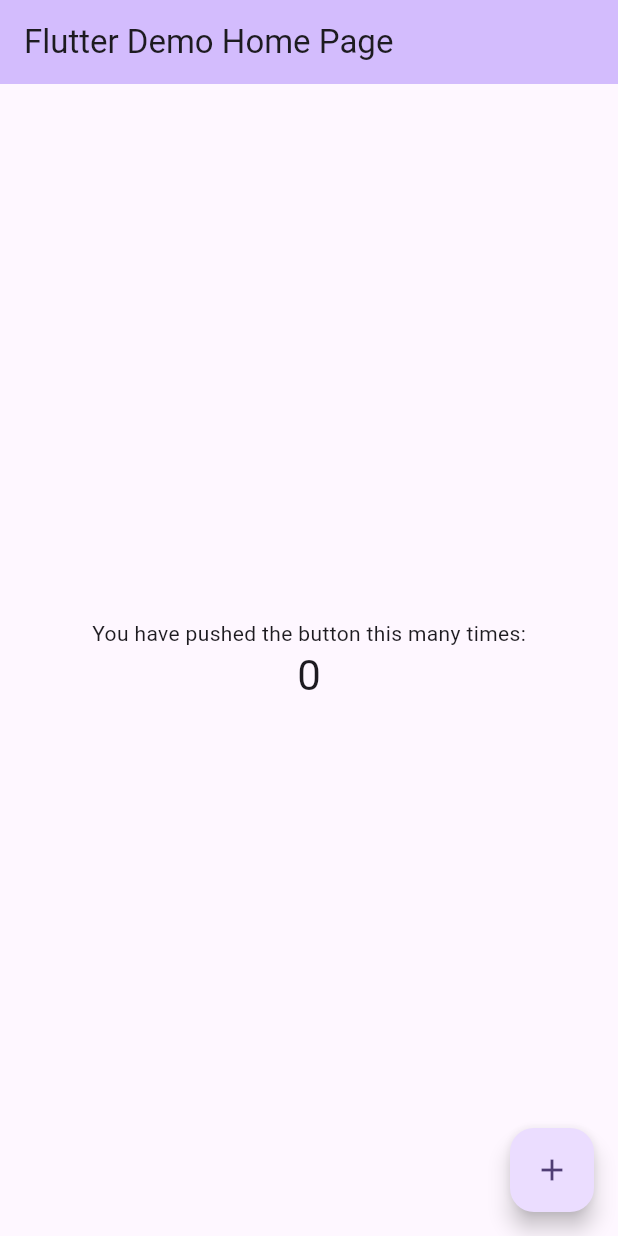
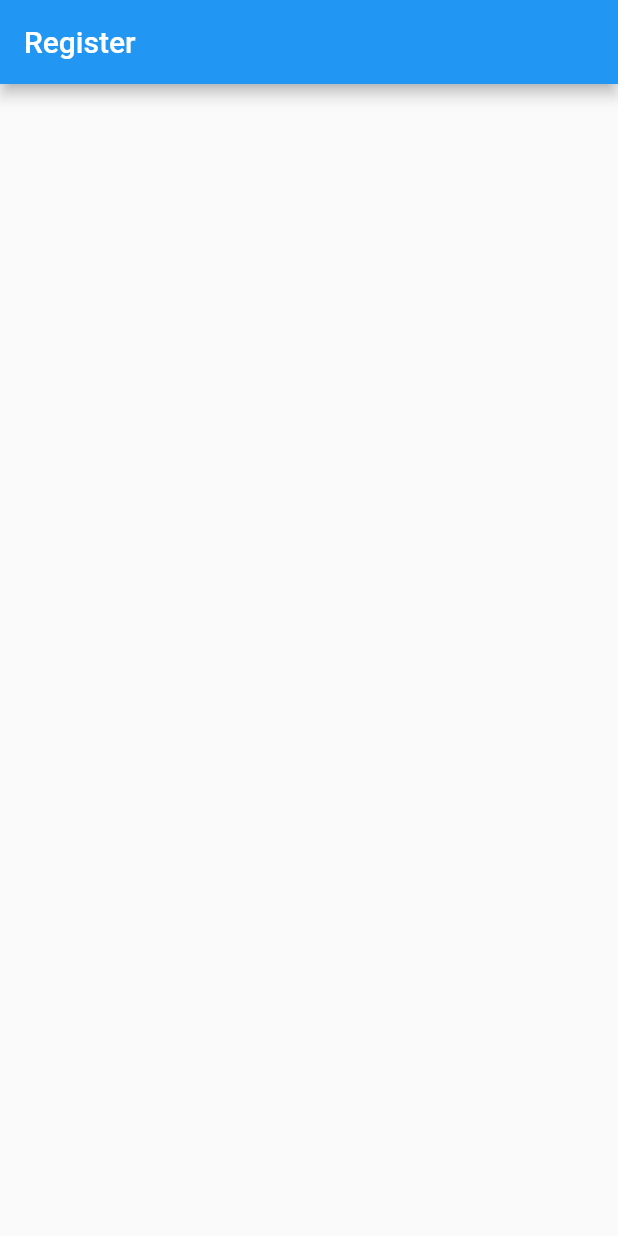
Before and after one commit to H-SM/The-Flutter-Hub, a Flutter app: the screen it shows after launch, on a phone screen of 412 x 824 dp. Run offline on Flutter 3.47's test engine with Material 2 defaults, Android fonts, the phone set to English and light mode, and no system bars; our stand-ins replace firebase_core; accounts and stored records are empty.

Commit message:
12 - Basic Registeration Page

```diff
--- a/inotes/lib/main.dart
+++ b/inotes/lib/main.dart
@@ -1,125 +1,68 @@
 import 'package:flutter/material.dart';
 
 void main() {
-  runApp(const MyApp());
+  runApp(MaterialApp(
+      title: 'Flutter Demo',
+      theme: ThemeData(
+        primarySwatch: Colors.blue,
+      ),
+      home: const HomePage(),
+    ));
 }
 
-class MyApp extends StatelessWidget {
-  const MyApp({super.key});
+class HomePage extends StatelessWidget {
+  const HomePage({super.key});
 
-  // This widget is the root of your application.
   @override
   Widget build(BuildContext context) {
-    return MaterialApp(
-      title: 'Flutter Demo',
-      theme: ThemeData(
-        // This is the theme of your application.
-        //
-        // TRY THIS: Try running your application with "flutter run". You'll see
-        // the application has a blue toolbar. Then, without quitting the app,
-        // try changing the seedColor in the colorScheme below to Colors.green
-        // and then invoke "hot reload" (save your changes or press the "hot
-        // reload" button in a Flutter-supported IDE, or press "r" if you used
-        // the command line to start the app).
-        //
-        // Notice that the counter didn't reset back to zero; the application
-        // state is not lost during the reload. To reset the state, use hot
-        // restart instead.
-        //
-        // This works for code too, not just values: Most code changes can be
-        // tested with just a hot reload.
-        colorScheme: ColorScheme.fromSeed(seedColor: Colors.deepPurple),
-        useMaterial3: true,
-      ),
-      home: const MyHomePage(title: 'Flutter Demo Home Page'),
+    // return Container(color: Colors.orange.shade300);
+    return Scaffold(
+      appBar: AppBar(
+        title: const Text('Register')
+        ),
     );
   }
 }
 
-class MyHomePage extends StatefulWidget {
-  const MyHomePage({super.key, required this.title});
 
-  // This widget is the home page of your application. It is stateful, meaning
-  // that it has a State object (defined below) that contains fields that affect
-  // how it looks.
+/// Flutter code sample for [Scaffold].
 
-  // This class is the configuration for the state. It holds the values (in this
-  // case the title) provided by the parent (in this case the App widget) and
-  // used by the build method of the State. Fields in a Widget subclass are
-  // always marked "final".
+// void main() => runApp(const ScaffoldExampleApp());
 
-  final String title;
+// class ScaffoldExampleApp extends StatelessWidget {
+//   const ScaffoldExampleApp({super.key});
 
-  @override
-  State<MyHomePage> createState() => _MyHomePageState();
-}
+//   @override
+//   Widget build(BuildContext context) {
+//     return const MaterialApp(
+//       home: ScaffoldExample(),
+//     );
+//   }
+// }
 
-class _MyHomePageState extends State<MyHomePage> {
-  int _counter = 0;
+// class ScaffoldExample extends StatefulWidget {
+//   const ScaffoldExample({super.key});
 
-  void _incrementCounter() {
-    setState(() {
-      // This call to setState tells the Flutter framework that something has
-      // changed in this State, which causes it to rerun the build method below
-      // so that the display can reflect the updated values. If we changed
-      // _counter without calling setState(), then the build method would not be
-      // called again, and so nothing would appear to happen.
-      _counter++;
-    });
-  }
+//   @override
+//   State<ScaffoldExample> createState() => _ScaffoldExampleState();
+// }
 
-  @override
-  Widget build(BuildContext context) {
-    // This method is rerun every time setState is called, for instance as done
-    // by the _incrementCounter method above.
-    //
-    // The Flutter framework has been optimized to make rerunning build methods
-    // fast, so that you can just rebuild anything that needs updating rather
-    // than having to individually change instances of widgets.
-    return Scaffold(
-      appBar: AppBar(
-        // TRY THIS: Try changing the color here to a specific color (to
-        // Colors.amber, perhaps?) and trigger a hot reload to see the AppBar
-        // change color while the other colors stay the same.
-        backgroundColor: Theme.of(context).colorScheme.inversePrimary,
-        // Here we take the value from the MyHomePage object that was created by
-        // the App.build method, and use it to set our appbar title.
-        title: Text(widget.title),
-      ),
-      body: Center(
-        // Center is a layout widget. It takes a single child and positions it
-        // in the middle of the parent.
-        child: Column(
-          // Column is also a layout widget. It takes a list of children and
-          // arranges them vertically. By default, it sizes itself to fit its
-          // children horizontally, and tries to be as tall as its parent.
-          //
-          // Column has various properties to control how it sizes itself and
-          // how it positions its children. Here we use mainAxisAlignment to
-          // center the children vertically; the main axis here is the vertical
-          // axis because Columns are vertical (the cross axis would be
-          // horizontal).
-          //
-          // TRY THIS: Invoke "debug painting" (choose the "Toggle Debug Paint"
-          // action in the IDE, or press "p" in the console), to see the
-          // wireframe for each widget.
-          mainAxisAlignment: MainAxisAlignment.center,
-          children: <Widget>[
-            const Text(
-              'You have pushed the button this many times:',
-            ),
-            Text(
-              '$_counter',
-              style: Theme.of(context).textTheme.headlineMedium,
-            ),
-          ],
-        ),
-      ),
-      floatingActionButton: FloatingActionButton(
-        onPressed: _incrementCounter,
-        tooltip: 'Increment',
-        child: const Icon(Icons.add),
-      ), // This trailing comma makes auto-formatting nicer for build methods.
-    );
-  }
-}
+// class _ScaffoldExampleState extends State<ScaffoldExample> {
+//   int _count = 0;
+
+//   @override
+//   Widget build(BuildContext context) {
+//     return Scaffold(
+//       appBar: AppBar(
+//         title: const Text('Sample Code'),
+//       ),
+//       body: Center(child: Text('You have pressed the button $_count times.')),
+//       backgroundColor: Colors.blueGrey.shade200,
+//       floatingActionButton: FloatingActionButton(
+//         onPressed: () => setState(() => _count++),
+//         tooltip: 'Increment Counter',
+//         child: const Icon(Icons.add),
+//       ),
+//     );
+//   }
+// }
```
Also changed, not shown: 2 other files.
